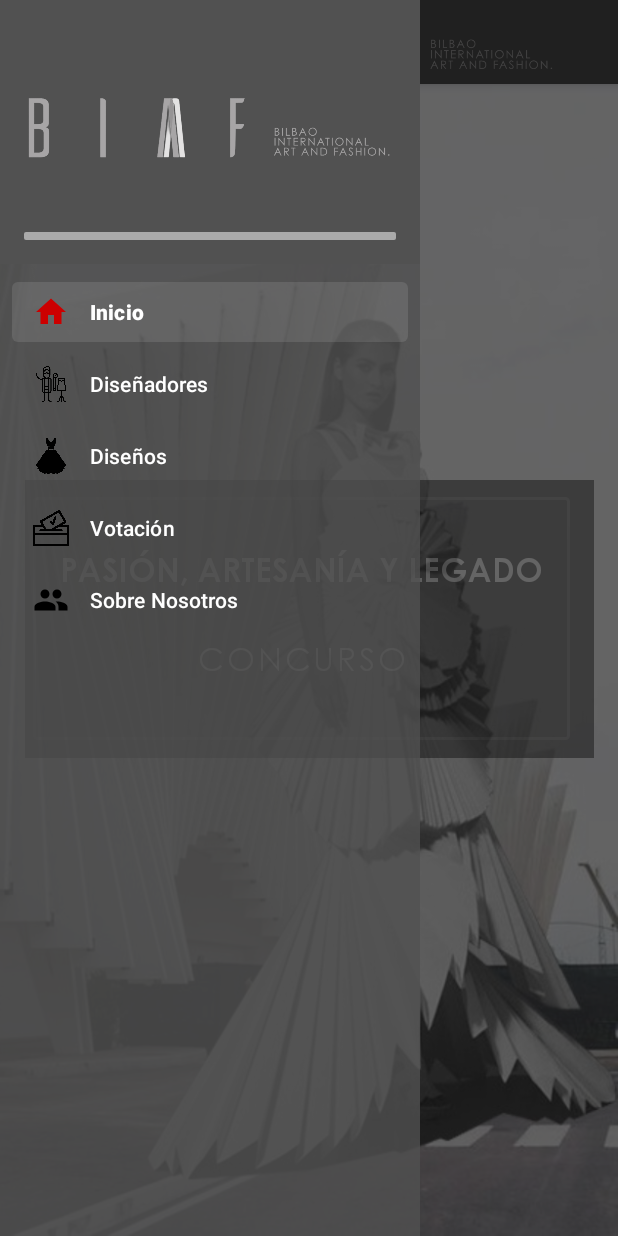
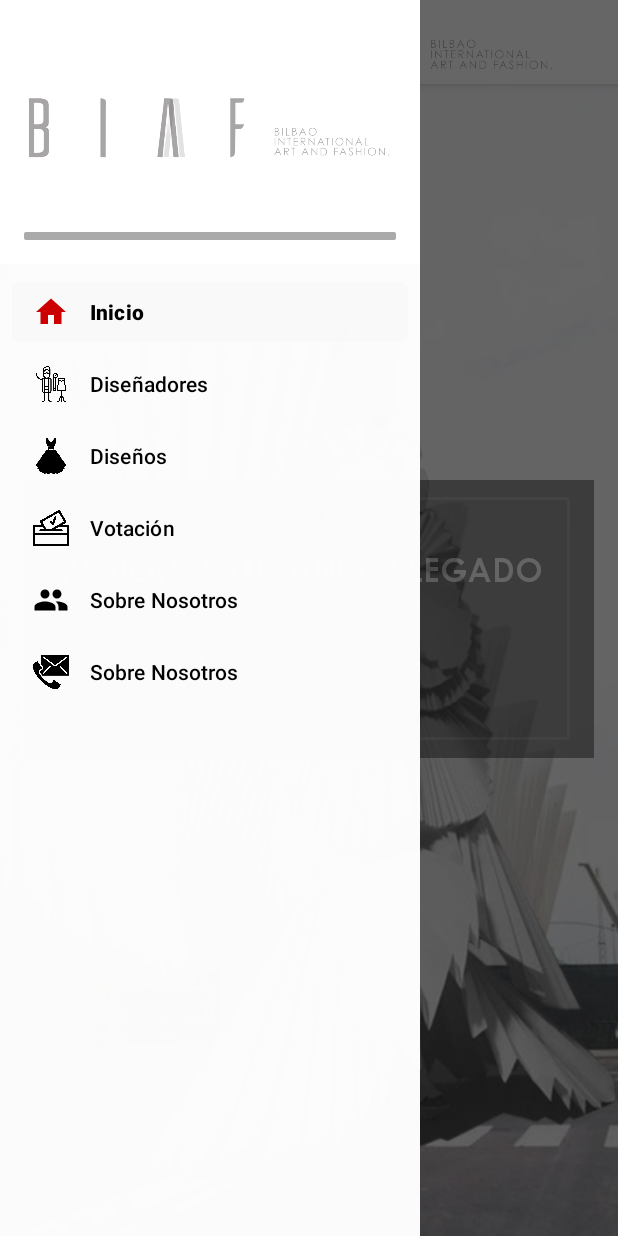
Before and after one commit to kittipau/ProyectoFinal, an Android app: the screen it shows after launch (MainActivity), with the side drawer open, on a phone screen of 412 x 824 dp. Run offline under Robolectric (Android 15) with nearby library versions, the phone set to English and light mode, and no system bars; our stand-ins replace navigation-ui.

Commit message:
Blanquito más bonito aún

```diff
--- a/app/src/main/java/com/example/iesataulfoargenta/MainActivity.java
+++ b/app/src/main/java/com/example/iesataulfoargenta/MainActivity.java
@@ -42,11 +42,11 @@ public class MainActivity extends AppCompatActivity {
         //crear los objetos del menu lateral
         DrawerLayout drawer = binding.drawerLayout;
         NavigationView navigationView = binding.navView;
-        navigationView.setBackgroundColor(getResources().getColor(R.color.gris_oscuro));
-        navigationView.getBackground().setAlpha(200);
+        navigationView.setBackgroundColor(getResources().getColor(R.color.white));
+        navigationView.getBackground().setAlpha(250);
 
         Resources resource=(Resources)getBaseContext().getResources();
-        ColorStateList csl=(ColorStateList)resource.getColorStateList(R.color.white);
+        ColorStateList csl=(ColorStateList)resource.getColorStateList(R.color.black);
         navigationView.setItemTextColor(csl);
 
         // Passing each menu ID as a set of Ids because each
--- a/app/src/main/res/layout/app_bar_main.xml
+++ b/app/src/main/res/layout/app_bar_main.xml
@@ -15,7 +15,7 @@
             android:id="@+id/toolbar"
             android:layout_width="match_parent"
             android:layout_height="?attr/actionBarSize"
-            android:background="@color/gris_oscuro"
+            android:background="@color/white"
             app:popupTheme="@style/Theme.IESAtaulfoArgenta.PopupOverlay">
         <ImageButton
             android:id="@+id/botonMoodle"
--- a/app/src/main/res/layout/nav_header_main.xml
+++ b/app/src/main/res/layout/nav_header_main.xml
@@ -3,7 +3,7 @@
     xmlns:app="http://schemas.android.com/apk/res-auto"
     android:layout_width="match_parent"
     android:layout_height="@dimen/nav_header_height"
-    android:background="@color/gris_oscuro"
+    android:background="@color/white"
     android:gravity="bottom"
     android:orientation="vertical"
     android:paddingLeft="@dimen/activity_horizontal_margin"
@@ -34,10 +34,6 @@
         android:layout_width="match_parent"
         android:layout_height="5dp"
         android:background="@drawable/separador"/>
-    <Space
-        android:layout_width="match_parent"
-        android:background="@drawable/separador"
-        android:layout_height="match_parent"/>
 
 
 </LinearLayout>
--- a/app/src/main/res/menu/activity_main_drawer.xml
+++ b/app/src/main/res/menu/activity_main_drawer.xml
@@ -28,5 +28,9 @@
             android:id="@+id/nav_SobreNosotros"
             android:icon="@drawable/ic_baseline_people_24"
             android:title="@string/menu_sobrenosotros" />
+        <item
+            android:id="@+id/nav_Contacto"
+            android:icon="@drawable/contacto"
+            android:title="@string/menu_sobrenosotros" />
     </group>
 </menu>
```
Also changed, not shown: app/src/main/res/drawable-v24/contacto.png (added).
